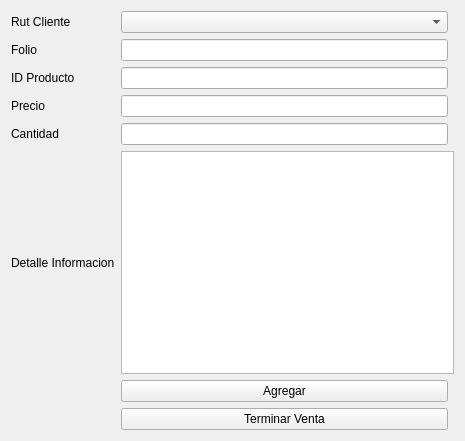
Qt form Proyecto/Modulo_Venta/Form_ventas.ui (PaulaCanales/Proyecto_Ventas) before a commit.
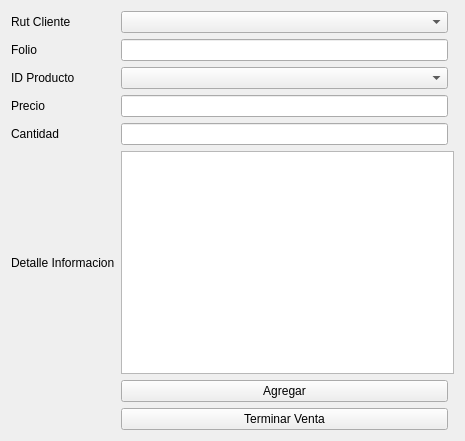
The same form after that commit.

Commit message: ComboBox IdProducto

What changed in the file:
```diff
--- a/Proyecto/Modulo_Venta/Form_ventas.ui
+++ b/Proyecto/Modulo_Venta/Form_ventas.ui
@@ -37,9 +37,6 @@
      </property>
     </widget>
    </item>
-   <item row="2" column="1">
-    <widget class="QLineEdit" name="id_prod"/>
-   </item>
    <item row="3" column="0">
     <widget class="QLabel" name="label_2">
      <property name="text">
@@ -110,6 +107,15 @@
      </property>
     </widget>
    </item>
+   <item row="2" column="1">
+    <widget class="QComboBox" name="id_prod">
+     <item>
+      <property name="text">
+       <string/>
+      </property>
+     </item>
+    </widget>
+   </item>
   </layout>
  </widget>
  <tabstops>
```
Left out of the diff: 1 changed line with no effect on the pictures. The commit also changes 7 other files.
